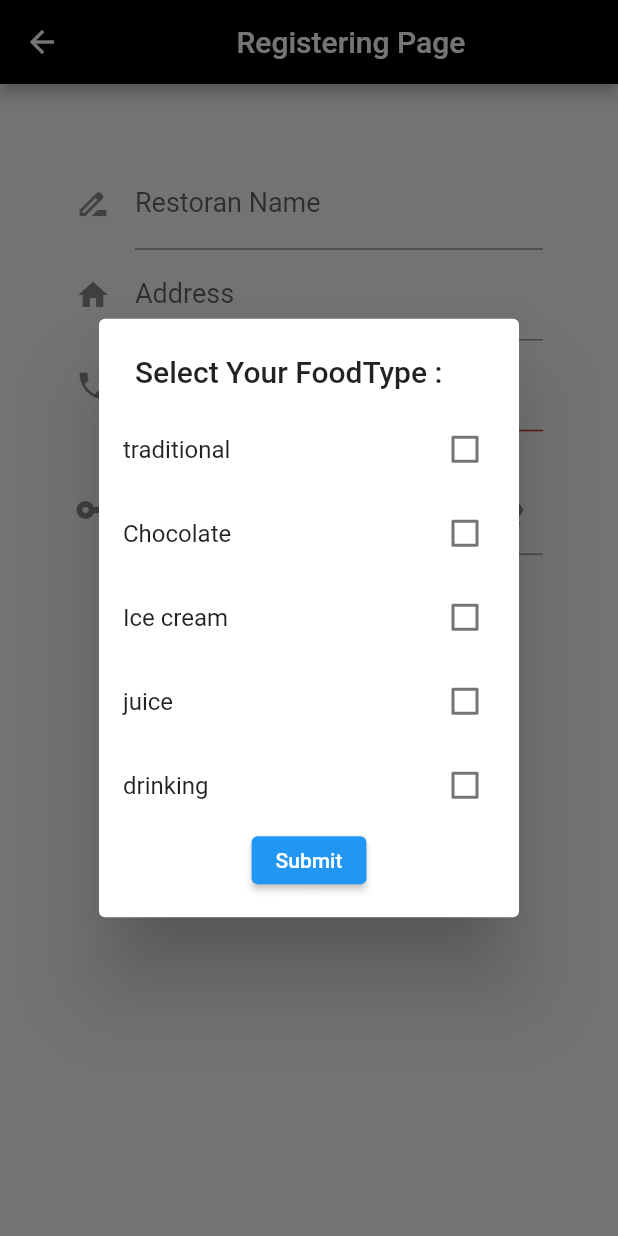
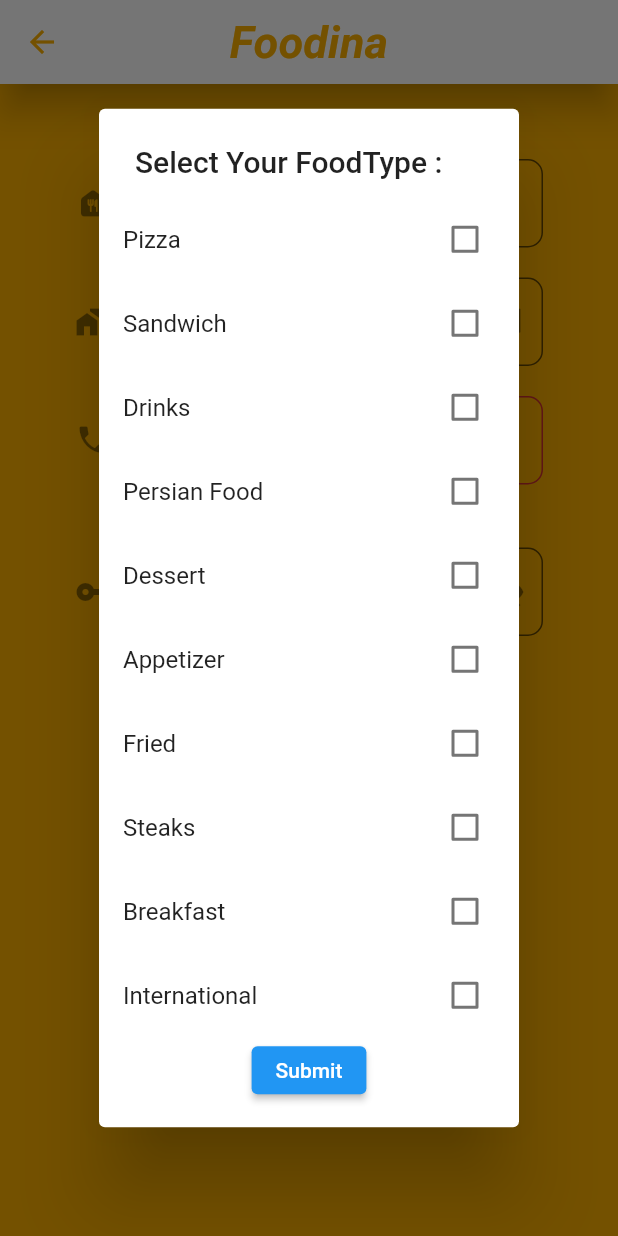
Before and after one commit to seyed-mostafa/seller_app, a Flutter app: the RegisteringPage screen opened directly with empty values, after a tap on "Click to choose your foodType", on a phone screen of 412 x 824 dp. Run offline on Flutter 3.47's test engine with Material 2 defaults, Android fonts, the phone set to English and light mode, and no system bars; our stand-ins replace google_maps_flutter; statements that could not run were skipped.

Commit message:
صفحه ی ثبت نام کامل تر شد.

```diff
--- a/lib/Pages/EnteringPage.dart
+++ b/lib/Pages/EnteringPage.dart
@@ -4,6 +4,7 @@ import 'package:flutter/material.dart';
 import 'package:seller_app/Objects/Restaurant.dart';
 import 'package:seller_app/Objects/theme.dart';
 import 'package:seller_app/Pages/Nav.dart';
+import 'package:seller_app/appBar.dart';
 import 'RegisteringPage.dart';
 import 'package:google_maps_flutter/google_maps_flutter.dart';
 import 'package:seller_app/Objects/Food.dart';
@@ -46,12 +47,7 @@ class _EnteringPageState extends State<EnteringPage> {
   @override
   Widget build(BuildContext context) {
     return Scaffold(
-        appBar: AppBar(
-          title: Center(
-              child: Text("Entering page", style: TextStyle(color: theme.yellow),)
-          ),
-          backgroundColor: theme.black,
-        ),
+        appBar: appBar(),
         body: SingleChildScrollView(
           child: Container(
             height: MediaQuery.of(context).size.height,
@@ -72,7 +68,7 @@ class _EnteringPageState extends State<EnteringPage> {
                 ),
                 SizedBox(height: 20,),
                 validUser||flag ?
-                Container(height: 0,):
+                Container(height: 40,):
                 Container(
                   decoration: BoxDecoration(
                     color: Colors.red,
--- a/lib/Pages/RegisteringPage.dart
+++ b/lib/Pages/RegisteringPage.dart
@@ -1,6 +1,8 @@
 
 import 'package:flutter/material.dart';
 import 'package:seller_app/Objects/Restaurant.dart';
+import 'package:seller_app/Objects/theme.dart';
+import 'package:seller_app/appBar.dart';
 import 'EnteringPage.dart';
 import '../MultiChoice.dart';
 import 'dart:io';
@@ -52,9 +54,8 @@ class _RegisteringPageState extends State<RegisteringPage> {
   Widget build(BuildContext context) {
 
     return Scaffold(
-        appBar: AppBar(
-          title: Center(child: Text("Registering Page")),
-        ),
+        backgroundColor: theme.yellow,
+        appBar: appBar(),
         body: SingleChildScrollView(
           child: Container(
             padding: EdgeInsets.all(50),
@@ -63,6 +64,25 @@ class _RegisteringPageState extends State<RegisteringPage> {
               child: Column(
                 children: [
                   TextFormField(
+                    cursorColor: theme.black,
+                    autofocus: true,
+                    style: TextStyle(color: Colors.white),
+                    decoration: InputDecoration(
+                        border: new OutlineInputBorder(
+                          borderRadius: const BorderRadius.all(
+                            const Radius.circular(10),
+                          ),
+                          borderSide: new BorderSide(
+                            color: theme.black,
+                            width: 1.0,
+                          ),
+                        ),
+                        fillColor: theme.yellow,
+                        filled: true,
+                        icon: Icon(Icons.food_bank_rounded),
+                        labelText: "Restaurant Name",
+                        labelStyle: TextStyle(fontSize: 18,)
+                    ),
                     validator: (String value){
                       if(value.isEmpty){
                         return "Name cannot be empty";
@@ -70,13 +90,34 @@ class _RegisteringPageState extends State<RegisteringPage> {
                       return null;
                     },
                     onSaved: (String value) => inputName = value,
+                  ),
+                  SizedBox(height: 20,),
+                  TextFormField(
+                    cursorColor: theme.black,
+                    autofocus: true,
+                    style: TextStyle(color: Colors.white),
                     decoration: InputDecoration(
-                        icon: Icon(Icons.drive_file_rename_outline),
-                        labelText: "Restoran Name",
+                        suffixIcon: IconButton(
+                          icon: Icon(Icons.map),
+                          onPressed: (){
+                            //Navigator.push(context, MaterialPageRoute(builder: (context) => Map()));
+                          },
+                        ),
+                        border: new OutlineInputBorder(
+                          borderRadius: const BorderRadius.all(
+                            const Radius.circular(10),
+                          ),
+                          borderSide: new BorderSide(
+                            color: theme.black,
+                            width: 1.0,
+                          ),
+                        ),
+                        fillColor: theme.yellow,
+                        filled: true,
+                        icon: Icon(Icons.home_work),
+                        labelText: "Address",
                         labelStyle: TextStyle(fontSize: 18,)
                     ),
-                  ),
-                  TextFormField(
                     validator: (String value){
                       if(value.isEmpty){
                         return "Address cannot be empty";
@@ -84,14 +125,29 @@ class _RegisteringPageState extends State<RegisteringPage> {
                       return null;
                     },
                     onSaved: (String value) => inputAddress = value,
+                  ),
+                  SizedBox(height: 20,),
+                  TextFormField(
+                    cursorColor: theme.black,
+                    autofocus: true,
+                    style: TextStyle(color: Colors.white),
+                    autovalidate: true,
                     decoration: InputDecoration(
-                        icon: Icon(Icons.home),
-                        labelText: "Address",
+                        border: new OutlineInputBorder(
+                          borderRadius: const BorderRadius.all(
+                            const Radius.circular(10),
+                          ),
+                          borderSide: new BorderSide(
+                            color: theme.black,
+                            width: 1.0,
+                          ),
+                        ),
+                        fillColor: theme.yellow,
+                        filled: true,
+                        icon: Icon(Icons.phone),
+                        labelText: "Phone Number",
                         labelStyle: TextStyle(fontSize: 18,)
                     ),
-                  ),
-                  TextFormField(
-                    autovalidate: true,
                     validator: (String value){
                       if(value.length != 8 ||
                           !isInteger(value) ||
@@ -101,14 +157,38 @@ class _RegisteringPageState extends State<RegisteringPage> {
                       return null;
                     },
                     onSaved: (String value) => inputPhoneNumber = value,
+                  ),
+                  SizedBox(height: 20,),
+                  TextFormField(
+                    cursorColor: theme.black,
+                    autofocus: true,
+                    style: TextStyle(color: Colors.white),
+                    obscureText: hidden,
                     decoration: InputDecoration(
-                        icon: Icon(Icons.phone),
-                        labelText: "Phone number",
+                        suffixIcon: IconButton(
+                          icon: Icon(
+                              !hidden?Icons.visibility:Icons.visibility_off
+                          ),
+                          onPressed: (){
+                            hidden = !hidden;
+                            setState(() {});
+                          },
+                        ),
+                        border: new OutlineInputBorder(
+                          borderRadius: const BorderRadius.all(
+                            const Radius.circular(10),
+                          ),
+                          borderSide: new BorderSide(
+                            color: theme.black,
+                            width: 1.0,
+                          ),
+                        ),
+                        fillColor: theme.yellow,
+                        filled: true,
+                        icon: Icon(Icons.vpn_key),
+                        labelText: "Password",
                         labelStyle: TextStyle(fontSize: 18,)
                     ),
-                  ),
-                  TextFormField(
-                    obscureText: hidden,
                     onChanged: (String value){
                       password = value;
                       setState(() {
@@ -121,23 +201,14 @@ class _RegisteringPageState extends State<RegisteringPage> {
                       }
                       return null;
                     },
-                    decoration: InputDecoration(
-                      suffixIcon: IconButton(
-                        icon: Icon(
-                            !hidden?Icons.visibility:Icons.visibility_off
-                        ),
-                        onPressed: (){
-                          hidden = !hidden;
-                          setState(() {});
-                        },
-                      ),
-                      icon: Icon(Icons.vpn_key_sharp),
-                      labelText: "Password",
-                      labelStyle: TextStyle(fontSize: 18,),
-                    ),
                   ),
                   SizedBox(height: 20,),
                   ElevatedButton(
+                    style: ElevatedButton.styleFrom(
+                        onPrimary: theme.yellow,
+                        primary: theme.black,
+                        padding: EdgeInsets.all(20)
+                    ),
                       child: Text("Click to choose your foodType"),
                       onPressed: () async {
                         foodType = await showDialog(
@@ -145,11 +216,16 @@ class _RegisteringPageState extends State<RegisteringPage> {
                             builder: (_) => MultiSelectDialog(
                                 question: Text('Select Your FoodType :'),
                                 answers: [
-                                  'traditional',
-                                  'Chocolate',
-                                  'Ice cream',
-                                  'juice',
-                                  'drinking'
+                                  'Pizza',
+                                  'Sandwich',
+                                  'Drinks',
+                                  'Persian Food',
+                                  'Dessert',
+                                  'Appetizer',
+                                  'Fried',
+                                  'Steaks',
+                                  'Breakfast',
+                                  'International'
                                 ])
                             )??[];
                         print(foodType);
@@ -157,6 +233,11 @@ class _RegisteringPageState extends State<RegisteringPage> {
                   ),
                   SizedBox(height: 20,),
                   ElevatedButton(
+                    style: ElevatedButton.styleFrom(
+                        onPrimary: theme.yellow,
+                        primary: theme.black,
+                        padding: EdgeInsets.all(20)
+                    ),
                     onPressed: () async {
                       if(_formKey.currentState.validate()) {
                         _formKey.currentState.save();
@@ -169,7 +250,7 @@ class _RegisteringPageState extends State<RegisteringPage> {
                       }
                       setState(() {});
                     },
-                    child: Text("Enter"),
+                    child: Text("Register"),
                   ),
                 ],
               ),
```
